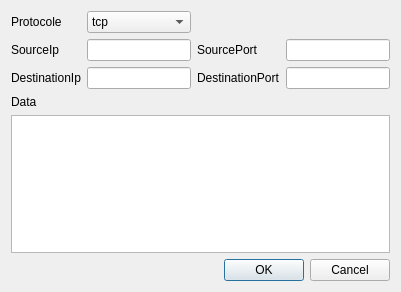
inso-/YellowShark, file sendpacketwindow.ui: the form before one commit.
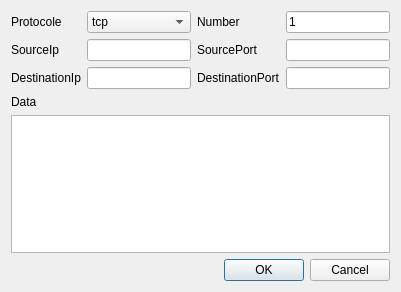
The form after the commit.

Diff of the .ui file:
```diff
--- a/sendpacketwindow.ui
+++ b/sendpacketwindow.ui
@@ -125,6 +125,20 @@
    <item row="4" column="0" colspan="4">
     <widget class="QTextEdit" name="packetData"/>
    </item>
+   <item row="0" column="2">
+    <widget class="QLabel" name="label_7">
+     <property name="text">
+      <string>Number</string>
+     </property>
+    </widget>
+   </item>
+   <item row="0" column="3">
+    <widget class="QLineEdit" name="PacketNumber">
+     <property name="text">
+      <string>1</string>
+     </property>
+    </widget>
+   </item>
   </layout>
  </widget>
  <resources/>
```
